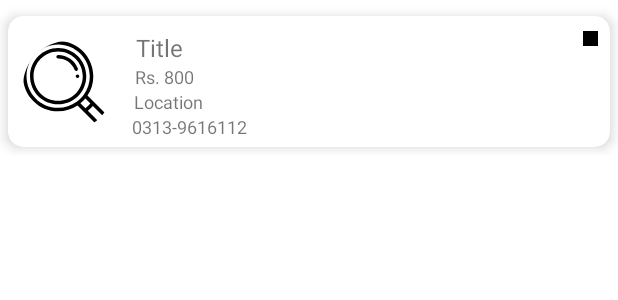
After one commit to marwankhalid/Hireo-Handy-Services, an Android app: the layout completed_order_items.xml on its own in the app's theme, with its tools: preview values and no code run, on a phone screen of 412 x 824 dp. The commit adds this screen. Shown: the top 300 px of the screen. Run offline under Robolectric (Android 15) with nearby library versions, the phone set to English and light mode, and no system bars.

Commit message:
CompletedOrder Design

```diff
--- /dev/null
+++ b/app/src/main/res/layout/completed_order_items.xml
@@ -0,0 +1,134 @@
+<?xml version="1.0" encoding="utf-8"?>
+<androidx.constraintlayout.widget.ConstraintLayout xmlns:android="http://schemas.android.com/apk/res/android"
+    android:layout_width="match_parent"
+    android:layout_height="wrap_content"
+    xmlns:app="http://schemas.android.com/apk/res-auto">
+
+    <Space
+        android:id="@+id/space4"
+        android:layout_width="match_parent"
+        android:layout_height="5dp"
+        app:layout_constraintStart_toStartOf="parent"
+        app:layout_constraintEnd_toEndOf="parent"
+        app:layout_constraintTop_toTopOf="parent"
+        >
+    </Space>
+
+
+    <com.google.android.material.card.MaterialCardView
+        android:id="@+id/activeOrder_card"
+        android:layout_width="match_parent"
+        android:layout_height="match_parent"
+        app:cardCornerRadius="10dp"
+        app:cardElevation="5dp"
+        android:layout_margin="5dp"
+        app:layout_constraintTop_toBottomOf="@id/space4"
+        >
+
+        <androidx.constraintlayout.widget.ConstraintLayout
+            android:layout_width="match_parent"
+            android:layout_height="match_parent">
+
+            <Space
+                android:id="@+id/space1"
+                android:layout_width="match_parent"
+                android:layout_height="5dp"
+                app:layout_constraintStart_toStartOf="parent"
+                app:layout_constraintEnd_toEndOf="parent"
+                app:layout_constraintTop_toTopOf="parent"
+                >
+            </Space>
+
+            <de.hdodenhof.circleimageview.CircleImageView
+                android:id="@+id/activeOrder_img"
+                android:layout_width="60dp"
+                android:layout_height="60dp"
+                android:src="@drawable/ic_loupe"
+                app:layout_constraintStart_toStartOf="parent"
+                app:layout_constraintTop_toBottomOf="@id/space1"
+                android:layout_marginLeft="10dp"
+                app:layout_constraintBottom_toBottomOf="parent"
+                >
+            </de.hdodenhof.circleimageview.CircleImageView>
+            <TextView
+                android:id="@+id/activeOrder_title"
+                android:layout_width="wrap_content"
+                android:layout_height="wrap_content"
+                android:text="Title"
+                android:textSize="16dp"
+                app:layout_constraintStart_toEndOf="@id/activeOrder_img"
+                app:layout_constraintTop_toTopOf="parent"
+                app:layout_constraintEnd_toEndOf="parent"
+                app:layout_constraintHorizontal_bias=".05"
+                android:layout_marginVertical="10dp"
+                >
+            </TextView>
+            <TextView
+                android:id="@+id/activeOrder_price"
+                android:layout_width="wrap_content"
+                android:layout_height="wrap_content"
+                android:text="Rs. 800"
+                android:textSize="12dp"
+                app:layout_constraintStart_toEndOf="@id/activeOrder_img"
+                app:layout_constraintTop_toBottomOf="@id/activeOrder_title"
+                app:layout_constraintEnd_toEndOf="parent"
+                app:layout_constraintHorizontal_bias=".05"
+                >
+            </TextView>
+            <TextView
+                android:id="@+id/activeOrder_location"
+                android:layout_width="wrap_content"
+                android:layout_height="wrap_content"
+                android:text="Location"
+                android:textSize="12dp"
+                app:layout_constraintStart_toEndOf="@id/activeOrder_img"
+                app:layout_constraintTop_toBottomOf="@id/activeOrder_price"
+                app:layout_constraintEnd_toEndOf="parent"
+                app:layout_constraintHorizontal_bias=".05"
+                >
+            </TextView>
+            <TextView
+                android:id="@+id/activeOrder_phone"
+                android:layout_width="wrap_content"
+                android:layout_height="wrap_content"
+                android:text="0313-9616112"
+                android:textSize="12dp"
+                app:layout_constraintStart_toEndOf="@id/activeOrder_img"
+                app:layout_constraintTop_toBottomOf="@id/activeOrder_location"
+                app:layout_constraintEnd_toEndOf="parent"
+                app:layout_constraintHorizontal_bias=".05"
+                >
+            </TextView>
+            <ImageView
+                android:layout_width="10dp"
+                android:layout_height="10dp"
+                android:background="@color/black"
+                app:layout_constraintEnd_toEndOf="parent"
+                app:layout_constraintTop_toTopOf="parent"
+                app:layout_constraintStart_toStartOf="parent"
+                app:layout_constraintHorizontal_bias=".98"
+                android:layout_marginVertical="10dp"
+                >
+            </ImageView>
+            <Space
+                android:id="@+id/space2"
+                android:layout_width="match_parent"
+                android:layout_height="5dp"
+                app:layout_constraintStart_toStartOf="parent"
+                app:layout_constraintEnd_toEndOf="parent"
+                app:layout_constraintTop_toBottomOf="@id/activeOrder_phone"
+                >
+            </Space>
+        </androidx.constraintlayout.widget.ConstraintLayout>
+    </com.google.android.material.card.MaterialCardView>
+    <Space
+        android:id="@+id/space3"
+        android:layout_width="match_parent"
+        android:layout_height="5dp"
+        app:layout_constraintStart_toStartOf="parent"
+        app:layout_constraintEnd_toEndOf="parent"
+        app:layout_constraintTop_toBottomOf="@id/activeOrder_card"
+        >
+    </Space>
+
+</androidx.constraintlayout.widget.ConstraintLayout>
```
Also changed, not shown: app/src/main/java/com/example/hireohandyservices/Fragments/CompletedOrderFragment.java (+35 -45 lines), app/src/main/java/com/example/hireohandyservices/Models/CompletedOrderModel.java (added, +70 -0 lines), app/src/main/res/layout/fragment_completed_order.xml (+6 -5 lines).
